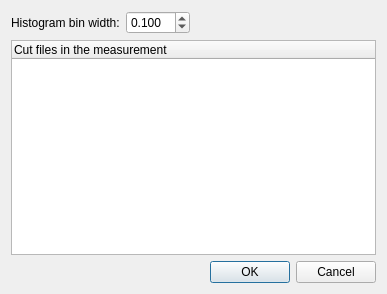
Above: ui_files/ui_energy_spectrum_params.ui from JYU-IBA/potku before the change. Below: the same form after it.
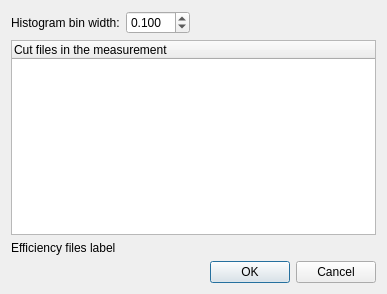
That is the form after the change.

```diff
--- a/ui_files/ui_energy_spectrum_params.ui
+++ b/ui_files/ui_energy_spectrum_params.ui
@@ -14,16 +14,9 @@
    <string>Create Energy Spectrum</string>
   </property>
   <layout class="QGridLayout" name="gridLayout">
-   <item row="1" column="0">
-    <widget class="QTreeWidget" name="treeWidget">
-     <column>
-      <property name="text">
-       <string>Cut files in the measurement</string>
-      </property>
-     </column>
-    </widget>
-   </item>
-   <item row="0" column="0">
+   <item row="2" column="0">
+    <layout class="QVBoxLayout" name="verticalLayout">
+     <item>
     <layout class="QHBoxLayout" name="horizontalLayout">
      <item>
       <widget class="QLabel" name="histogramTicksLabel">
@@ -63,7 +56,23 @@
      </item>
     </layout>
    </item>
-   <item row="2" column="0">
+     <item>
+      <widget class="QTreeWidget" name="treeWidget">
+       <column>
+        <property name="text">
+         <string>Cut files in the measurement</string>
+        </property>
+       </column>
+      </widget>
+     </item>
+     <item>
+      <widget class="QLabel" name="label_efficiency_files">
+       <property name="text">
+        <string>Efficiency files label</string>
+       </property>
+      </widget>
+     </item>
+     <item>
     <layout class="QHBoxLayout" name="horizontalLayout_2">
      <item>
       <spacer name="horizontalSpacer_2">
@@ -95,6 +104,8 @@
     </layout>
    </item>
   </layout>
+   </item>
+  </layout>
  </widget>
  <tabstops>
   <tabstop>histogramTicksDoubleSpinBox</tabstop>
```
Left out of the diff: 13 changed lines with no effect on the pictures. Lines whose indentation alone changed are shown as unchanged.
